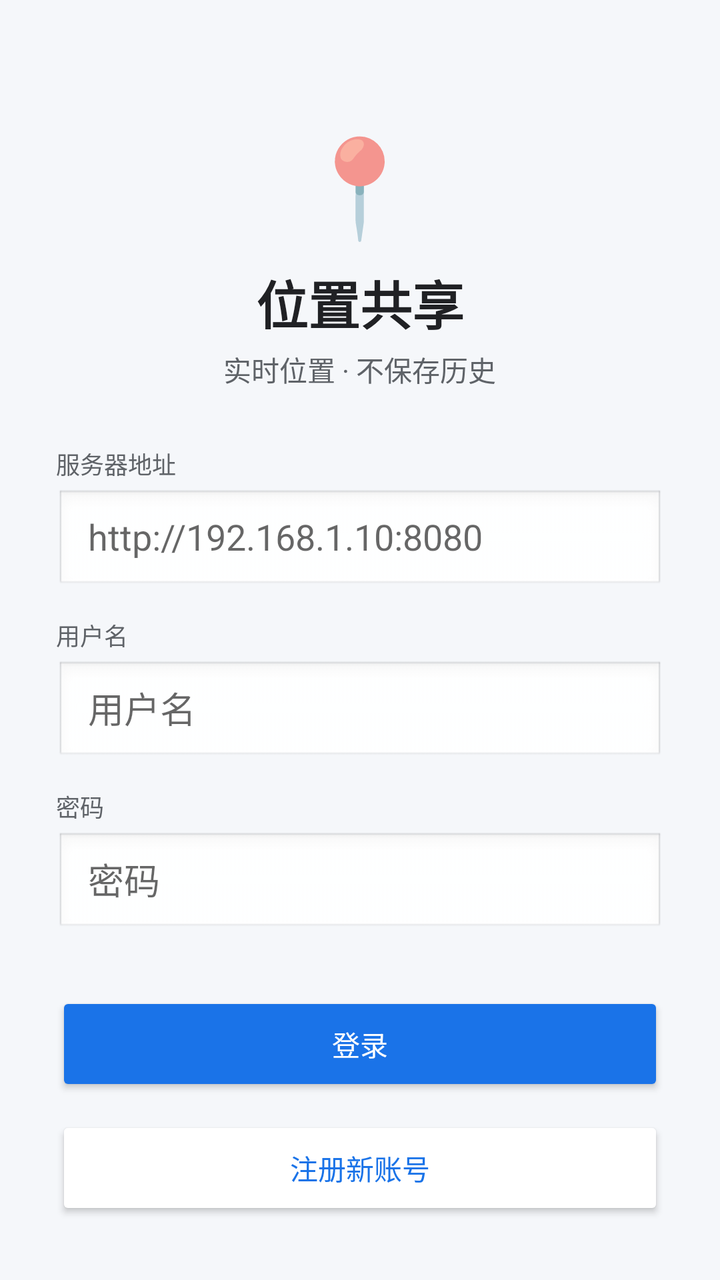
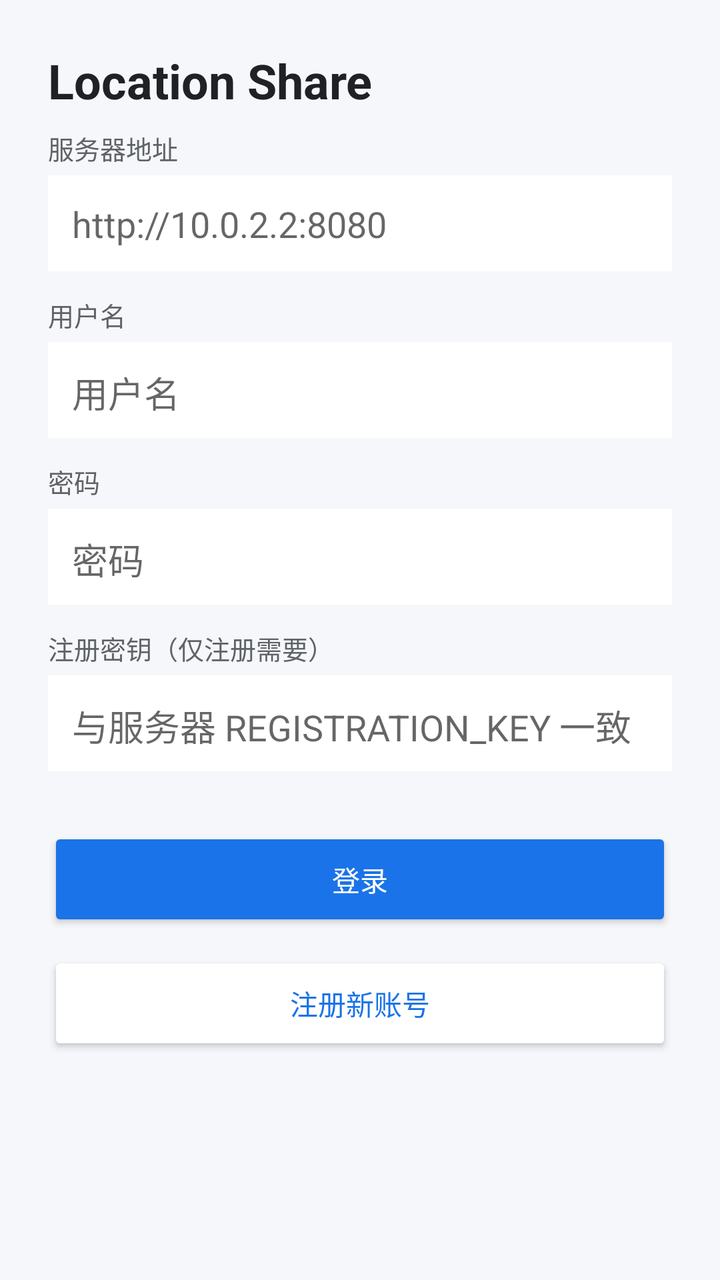

An Android layout rendered at two revisions. The XML below is the earlier revision; the diff shows what the commit changed to produce the second picture.
<!-- AndroidManifest.xml: application theme Theme.LocationShare -->
<!-- res/layout/activity_login.xml -->
<?xml version="1.0" encoding="utf-8"?>
<ScrollView xmlns:android="http://schemas.android.com/apk/res/android"
    android:layout_width="match_parent"
    android:layout_height="match_parent"
    android:fillViewport="true"
    android:background="@color/background">

<LinearLayout
    android:layout_width="match_parent"
    android:layout_height="wrap_content"
    android:orientation="vertical"
    android:padding="28dp"
    android:gravity="center_horizontal">

    <TextView
        android:layout_width="wrap_content"
        android:layout_height="wrap_content"
        android:text="📍"
        android:textSize="48sp"
        android:layout_marginTop="32dp"
        android:layout_marginBottom="8dp" />

    <TextView
        android:layout_width="wrap_content"
        android:layout_height="wrap_content"
        android:text="位置共享"
        android:textSize="26sp"
        android:textStyle="bold"
        android:textColor="@color/text_primary"
        android:layout_marginBottom="4dp" />

    <TextView
        android:layout_width="wrap_content"
        android:layout_height="wrap_content"
        android:text="实时位置 · 不保存历史"
        android:textSize="14sp"
        android:textColor="@color/text_secondary"
        android:layout_marginBottom="28dp" />

    <TextView
        android:layout_width="match_parent"
        android:layout_height="wrap_content"
        android:text="服务器地址"
        android:textSize="12sp"
        android:textColor="@color/text_secondary" />

    <EditText
        android:id="@+id/etServer"
        android:layout_width="match_parent"
        android:layout_height="52dp"
        android:hint="http://192.168.1.10:8080"
        android:inputType="textUri"
        android:paddingHorizontal="16dp"
        android:layout_marginTop="4dp"
        android:background="@android:drawable/edit_text"
        android:textColor="@color/text_primary" />

    <TextView
        android:layout_width="match_parent"
        android:layout_height="wrap_content"
        android:text="用户名"
        android:textSize="12sp"
        android:textColor="@color/text_secondary"
        android:layout_marginTop="12dp" />

    <EditText
        android:id="@+id/etUsername"
        android:layout_width="match_parent"
        android:layout_height="52dp"
        android:hint="用户名"
        android:inputType="text"
        android:paddingHorizontal="16dp"
        android:layout_marginTop="4dp"
        android:background="@android:drawable/edit_text"
        android:textColor="@color/text_primary" />

    <TextView
        android:layout_width="match_parent"
        android:layout_height="wrap_content"
        android:text="密码"
        android:textSize="12sp"
        android:textColor="@color/text_secondary"
        android:layout_marginTop="12dp" />

    <EditText
        android:id="@+id/etPassword"
        android:layout_width="match_parent"
        android:layout_height="52dp"
        android:hint="密码"
        android:inputType="textPassword"
        android:paddingHorizontal="16dp"
        android:layout_marginTop="4dp"
        android:background="@android:drawable/edit_text"
        android:textColor="@color/text_primary" />

    <Button
        android:id="@+id/btnLogin"
        android:layout_width="match_parent"
        android:layout_height="52dp"
        android:text="登录"
        android:textColor="#FFFFFF"
        android:backgroundTint="@color/primary"
        android:layout_marginTop="28dp" />

    <Button
        android:id="@+id/btnRegister"
        android:layout_width="match_parent"
        android:layout_height="52dp"
        android:text="注册新账号"
        android:textColor="@color/primary"
        android:backgroundTint="@color/surface"
        android:layout_marginTop="10dp" />
</LinearLayout>
</ScrollView>
<!-- resources referenced by this layout -->
<resources>
  <color name="background">#F5F7FA</color>
  <color name="primary">#1A73E8</color>
  <color name="surface">#FFFFFF</color>
  <color name="text_primary">#202124</color>
  <color name="text_secondary">#5F6368</color>
  <style name="Theme.LocationShare" parent="Theme.AppCompat.Light.DarkActionBar">
          <item name="colorPrimary">@color/primary</item>
          <item name="colorPrimaryDark">@color/primary_dark</item>
          <item name="colorAccent">@color/accent</item>
          <item name="android:windowBackground">@color/background</item>
          <item name="android:statusBarColor">@color/primary_dark</item>
      </style>
  <color name="primary_dark">#1557B0</color>
  <color name="accent">#34A853</color>
</resources>

<!-- the commit's change to res/layout/activity_login.xml (unified diff, before → after) -->
@@ -9,88 +9,94 @@
     android:layout_width="match_parent"
     android:layout_height="wrap_content"
     android:orientation="vertical"
-    android:padding="28dp"
-    android:gravity="center_horizontal">
+    android:padding="24dp">
 
     <TextView
         android:layout_width="wrap_content"
         android:layout_height="wrap_content"
-        android:text="📍"
-        android:textSize="48sp"
-        android:layout_marginTop="32dp"
+        android:text="Location Share"
+        android:textSize="24sp"
+        android:textStyle="bold"
+        android:textColor="@color/text_primary"
         android:layout_marginBottom="8dp" />
 
     <TextView
         android:layout_width="wrap_content"
         android:layout_height="wrap_content"
-        android:text="位置共享"
-        android:textSize="26sp"
-        android:textStyle="bold"
-        android:textColor="@color/text_primary"
-        android:layout_marginBottom="4dp" />
-
-    <TextView
-        android:layout_width="wrap_content"
-        android:layout_height="wrap_content"
-        android:text="实时位置 · 不保存历史"
-        android:textSize="14sp"
-        android:textColor="@color/text_secondary"
-        android:layout_marginBottom="28dp" />
-
-    <TextView
-        android:layout_width="match_parent"
-        android:layout_height="wrap_content"
         android:text="服务器地址"
-        android:textSize="12sp"
+        android:textSize="13sp"
         android:textColor="@color/text_secondary" />
 
     <EditText
         android:id="@+id/etServer"
         android:layout_width="match_parent"
-        android:layout_height="52dp"
-        android:hint="http://192.168.1.10:8080"
+        android:layout_height="48dp"
+        android:hint="http://10.0.2.2:8080"
         android:inputType="textUri"
-        android:paddingHorizontal="16dp"
+        android:singleLine="true"
+        android:background="@color/surface"
+        android:padding="12dp"
         android:layout_marginTop="4dp"
-        android:background="@android:drawable/edit_text"
+        android:layout_marginBottom="12dp"
         android:textColor="@color/text_primary" />
 
     <TextView
-        android:layout_width="match_parent"
+        android:layout_width="wrap_content"
         android:layout_height="wrap_content"
         android:text="用户名"
-        android:textSize="12sp"
-        android:textColor="@color/text_secondary"
-        android:layout_marginTop="12dp" />
+        android:textSize="13sp"
+        android:textColor="@color/text_secondary" />
 
     <EditText
         android:id="@+id/etUsername"
         android:layout_width="match_parent"
-        android:layout_height="52dp"
+        android:layout_height="48dp"
         android:hint="用户名"
         android:inputType="text"
-        android:paddingHorizontal="16dp"
+        android:singleLine="true"
+        android:background="@color/surface"
+        android:padding="12dp"
         android:layout_marginTop="4dp"
-        android:background="@android:drawable/edit_text"
+        android:layout_marginBottom="12dp"
         android:textColor="@color/text_primary" />
 
     <TextView
-        android:layout_width="match_parent"
+        android:layout_width="wrap_content"
         android:layout_height="wrap_content"
         android:text="密码"
-        android:textSize="12sp"
-        android:textColor="@color/text_secondary"
-        android:layout_marginTop="12dp" />
+        android:textSize="13sp"
+        android:textColor="@color/text_secondary" />
 
     <EditText
         android:id="@+id/etPassword"
         android:layout_width="match_parent"
-        android:layout_height="52dp"
+        android:layout_height="48dp"
         android:hint="密码"
         android:inputType="textPassword"
-        android:paddingHorizontal="16dp"
+        android:singleLine="true"
+        android:background="@color/surface"
+        android:padding="12dp"
         android:layout_marginTop="4dp"
-        android:background="@android:drawable/edit_text"
+        android:layout_marginBottom="12dp"
+        android:textColor="@color/text_primary" />
+
+    <TextView
+        android:layout_width="wrap_content"
+        android:layout_height="wrap_content"
+        android:text="注册密钥（仅注册需要）"
+        android:textSize="13sp"
+        android:textColor="@color/text_secondary" />
+
+    <EditText
+        android:id="@+id/etRegKey"
+        android:layout_width="match_parent"
+        android:layout_height="48dp"
+        android:hint="与服务器 REGISTRATION_KEY 一致"
+        android:inputType="textPassword"
+        android:singleLine="true"
+        android:background="@color/surface"
+        android:padding="12dp"
+        android:layout_marginTop="4dp"
         android:textColor="@color/text_primary" />
 
     <Button
